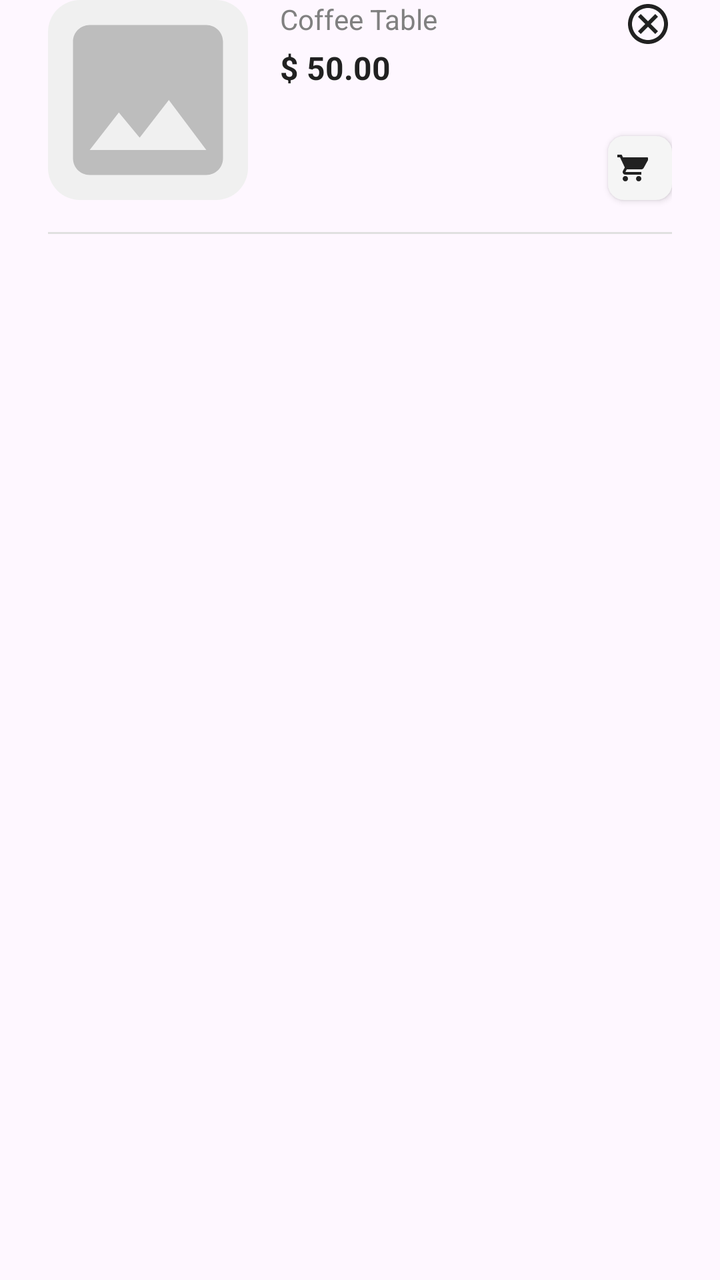
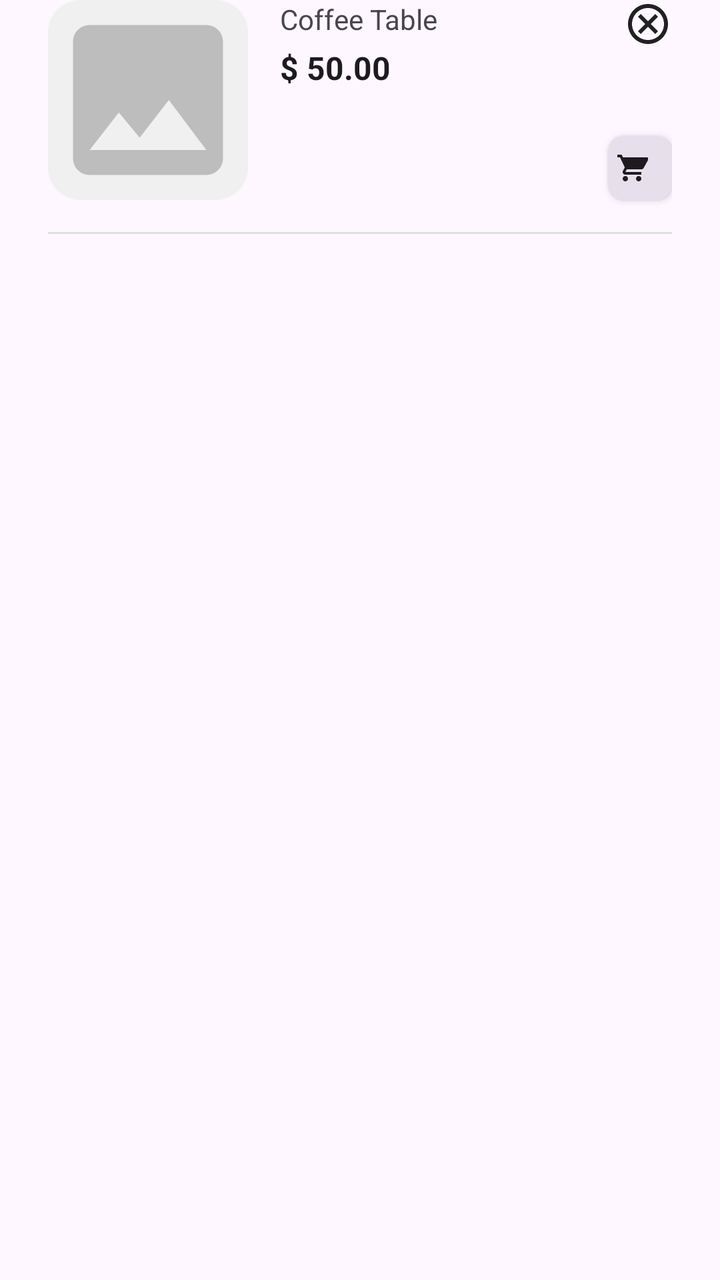

Two renders of the same Android screen: before a commit and after it. Below are the layout's source before the change and the commit's diff.
<!-- AndroidManifest.xml: application theme Theme.Furniture -->
<!-- res/layout/item_favorite.xml -->
<?xml version="1.0" encoding="utf-8"?>
<androidx.constraintlayout.widget.ConstraintLayout xmlns:android="http://schemas.android.com/apk/res/android"
    xmlns:app="http://schemas.android.com/apk/res-auto"
    android:layout_width="match_parent"
    android:layout_height="wrap_content"
    android:layout_marginBottom="16dp"
    android:paddingStart="24dp"
    android:paddingEnd="24dp">

    
    <androidx.cardview.widget.CardView
        android:id="@+id/cv_image"
        android:layout_width="100dp"
        android:layout_height="100dp"
        app:cardCornerRadius="16dp"
        app:cardElevation="0dp"
        app:layout_constraintStart_toStartOf="parent"
        app:layout_constraintTop_toTopOf="parent">

        <ImageView
            android:id="@+id/img_favorite_product"
            android:layout_width="match_parent"
            android:layout_height="match_parent"
            android:scaleType="centerCrop"
            android:src="@drawable/ic_image_placeholder" />
    </androidx.cardview.widget.CardView>

    
    <TextView
        android:id="@+id/tv_favorite_name"
        android:layout_width="0dp"
        android:layout_height="wrap_content"
        android:layout_marginStart="16dp"
        android:layout_marginEnd="8dp"
        android:text="Coffee Table"
        android:textColor="#808080"
        android:textSize="14sp"
        app:layout_constraintEnd_toStartOf="@id/btn_remove_favorite"
        app:layout_constraintStart_toEndOf="@id/cv_image"
        app:layout_constraintTop_toTopOf="@id/cv_image" />

    
    <TextView
        android:id="@+id/tv_favorite_price"
        android:layout_width="0dp"
        android:layout_height="wrap_content"
        android:layout_marginStart="16dp"
        android:layout_marginTop="4dp"
        android:text="$ 50.00"
        android:textColor="#212121"
        android:textSize="16sp"
        android:textStyle="bold"
        app:layout_constraintEnd_toStartOf="@id/btn_remove_favorite"
        app:layout_constraintStart_toEndOf="@id/cv_image"
        app:layout_constraintTop_toBottomOf="@id/tv_favorite_name" />

    
    <ImageButton
        android:id="@+id/btn_remove_favorite"
        android:layout_width="24dp"
        android:layout_height="24dp"
        android:background="?selectableItemBackgroundBorderless"
        android:src="@drawable/ic_close_circle"
        app:layout_constraintEnd_toEndOf="parent"
        app:layout_constraintTop_toTopOf="@id/cv_image" />

    <com.google.android.material.button.MaterialButton
        android:id="@+id/btn_add_to_cart_item"
        android:layout_width="32dp"
        android:layout_height="32dp"
        app:backgroundTint="#F5F5F5"
        app:cornerRadius="8dp"
        app:elevation="0dp"
        app:icon="@drawable/ic_cart"
        app:iconTint="#212121"
        app:iconSize="16dp"
        app:iconGravity="textStart"
        android:insetTop="0dp"
        android:insetBottom="0dp"
        android:paddingStart="8dp"
        android:paddingEnd="8dp"
        style="@style/Widget.MaterialComponents.Button"
        app:layout_constraintBottom_toBottomOf="@id/cv_image"
        app:layout_constraintEnd_toEndOf="parent" />

    
    <View
        android:layout_width="0dp"
        android:layout_height="1dp"
        android:layout_marginTop="16dp"
        android:background="#E0E0E0"
        app:layout_constraintTop_toBottomOf="@id/cv_image"
        app:layout_constraintStart_toStartOf="parent"
        app:layout_constraintEnd_toEndOf="parent" />

</androidx.constraintlayout.widget.ConstraintLayout>
<!-- resources referenced by this layout -->
<resources>
  <!-- drawable ic_cart (drawable) -->
  <?xml version="1.0" encoding="utf-8"?>
  <vector xmlns:android="http://schemas.android.com/apk/res/android"
      android:width="24dp"
      android:height="24dp"
      android:viewportWidth="24"
      android:viewportHeight="24">
      <path
          android:fillColor="#9E9E9E"
          android:pathData="M7,18c-1.1,0 -1.99,0.9 -1.99,2S5.9,22 7,22s2,-0.9 2,-2 -0.9,-2 -2,-2zM1,2v2h2l3.6,7.59 -1.35,2.45c-0.16,0.28 -0.25,0.61 -0.25,0.96C5,16.1 5.9,17 7,17h12v-2H7.42c-0.14,0 -0.25,-0.11 -0.25,-0.25l0.03,-0.12 0.9,-1.63H19c0.75,0 1.41,-0.41 1.75,-1.03l3.58,-6.49C24.42,4.82 24.08,4 23.25,4H5.21l-0.94,-2H1zM17,18c-1.1,0 -1.99,0.9 -1.99,2S15.9,22 17,22s2,-0.9 2,-2 -0.9,-2 -2,-2z" />
  </vector>
  <!-- drawable ic_close_circle (drawable) -->
  <vector xmlns:android="http://schemas.android.com/apk/res/android"
      android:width="24dp"
      android:height="24dp"
      android:viewportWidth="24"
      android:viewportHeight="24">
      <path
          android:fillColor="#212121"
          android:pathData="M12,2C6.47,2 2,6.47 2,12s4.47,10 10,10 10,-4.47 10,-10S17.53,2 12,2zM12,20c-4.41,0 -8,-3.59 -8,-8s3.59,-8 8,-8 8,3.59 8,8 -3.59,8 -8,8zM15.59,7L12,10.59 8.41,7 7,8.41 10.59,12 7,15.59 8.41,17 12,13.41 15.59,17 17,15.59 13.41,12 17,8.41z"/>
  </vector>
  <!-- drawable ic_image_placeholder (drawable) -->
  <?xml version="1.0" encoding="utf-8"?>
  <vector xmlns:android="http://schemas.android.com/apk/res/android"
      android:width="48dp"
      android:height="48dp"
      android:viewportWidth="24"
      android:viewportHeight="24">
      
      <path
          android:fillColor="#F0F0F0"
          android:pathData="M0,0 L24,0 L24,24 L0,24 Z" />
      
      <path
          android:fillColor="#BDBDBD"
          android:pathData="M21,19V5c0,-1.1 -0.9,-2 -2,-2H5c-1.1,0 -2,0.9 -2,2v14c0,1.1 0.9,2 2,2h14c1.1,0 2,-0.9 2,-2zM8.5,13.5l2.5,3.01L14.5,12l4.5,6H5l3.5,-4.5z" />
  </vector>
  <style name="Theme.Furniture" parent="Base.Theme.Furniture" />
  <style name="Base.Theme.Furniture" parent="Theme.Material3.DayNight.NoActionBar">
          
          
      </style>
</resources>

<!-- the commit's change to res/layout/item_favorite.xml (unified diff, before → after) -->
@@ -33,7 +33,7 @@
         android:layout_marginStart="16dp"
         android:layout_marginEnd="8dp"
         android:text="Coffee Table"
-        android:textColor="#808080"
+        android:textColor="?android:attr/textColorSecondary"
         android:textSize="14sp"
         app:layout_constraintEnd_toStartOf="@id/btn_remove_favorite"
         app:layout_constraintStart_toEndOf="@id/cv_image"
@@ -47,7 +47,7 @@
         android:layout_marginStart="16dp"
         android:layout_marginTop="4dp"
         android:text="$ 50.00"
-        android:textColor="#212121"
+        android:textColor="?android:attr/textColorPrimary"
         android:textSize="16sp"
         android:textStyle="bold"
         app:layout_constraintEnd_toStartOf="@id/btn_remove_favorite"
@@ -68,11 +68,11 @@
         android:id="@+id/btn_add_to_cart_item"
         android:layout_width="32dp"
         android:layout_height="32dp"
-        app:backgroundTint="#F5F5F5"
+        app:backgroundTint="?attr/colorSurfaceVariant"
         app:cornerRadius="8dp"
         app:elevation="0dp"
         app:icon="@drawable/ic_cart"
-        app:iconTint="#212121"
+        app:iconTint="?android:attr/textColorPrimary"
         app:iconSize="16dp"
         app:iconGravity="textStart"
         android:insetTop="0dp"
